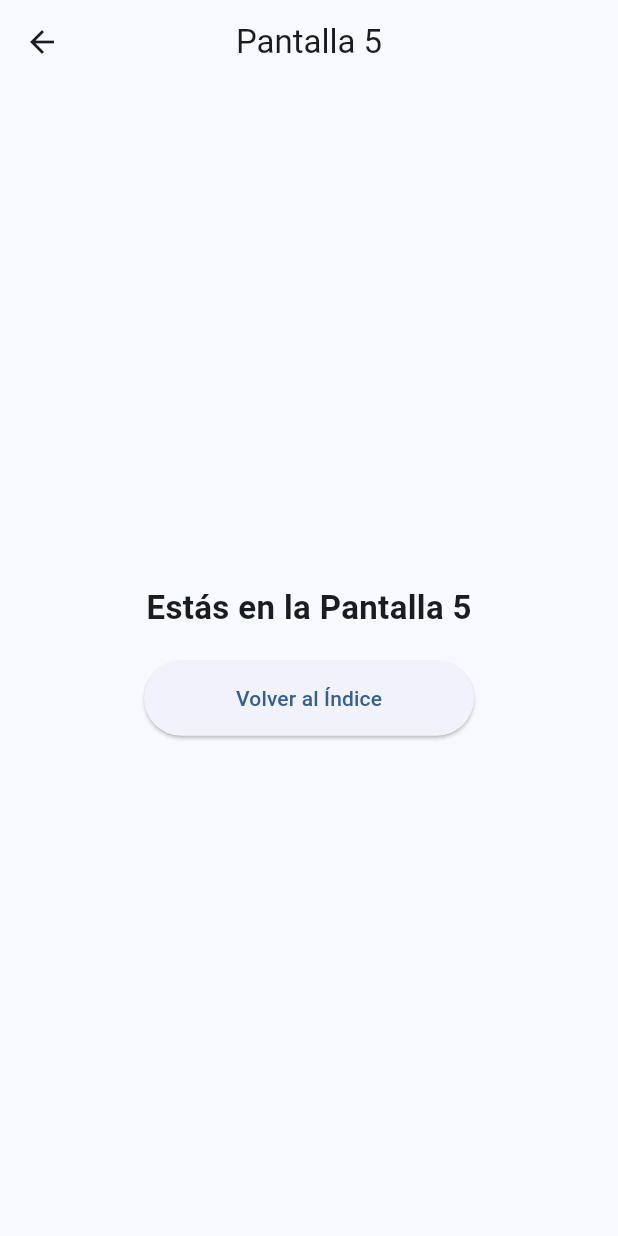
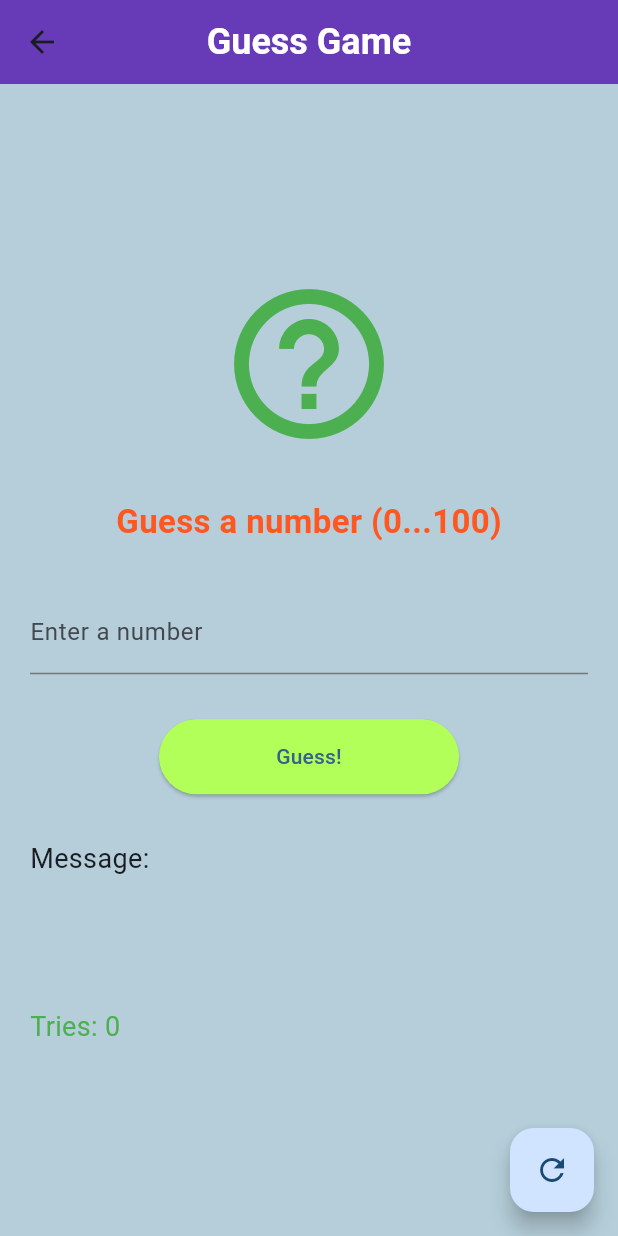
Before and after one commit to Santcar05/Repositorio_git_semillero, a Flutter app: the screen it shows after launch, after a tap on "Ir a Pantalla 5", on a phone screen of 412 x 824 dp. Run offline on Flutter 3.47's test engine with Material 3 defaults, Android fonts, the phone set to English and light mode, and no system bars.

Commit message:
Agregando el widget de la pantalla 5 y su funcionalidad

```diff
--- a/lib/presentation/screens/screen_5.dart
+++ b/lib/presentation/screens/screen_5.dart
@@ -1,3 +1,4 @@
+import 'dart:math';
 import 'package:flutter/material.dart';
 import '../widget/main_button.dart';
 import 'home_screen.dart';
@@ -7,26 +8,142 @@ class Screen5 extends StatelessWidget {
 
   @override
   Widget build(BuildContext context) {
+    return GuessGamePage();
+  }
+}
+
+class GuessGamePage extends StatefulWidget {
+  const GuessGamePage({super.key});
+
+  @override
+  _GuessGamePageState createState() => _GuessGamePageState();
+}
+
+class _GuessGamePageState extends State<GuessGamePage> {
+  int secretNum = Random().nextInt(101);
+  int tries = 0;
+  String message = "";
+  TextEditingController controller = TextEditingController();
+
+  void checkGuess() {
+    int? guess = int.tryParse(controller.text);
+    bool found = false;
+    if (guess == null) {
+      setState(() {
+        message = "Please enter a valid number";
+      });
+      return;
+    }
+    setState(() {
+      tries++;
+
+      if (guess < secretNum) {
+        message = "Higher!";
+      } else if (guess > secretNum) {
+        message = "Lower!";
+      } else {
+        message = "That's the number";
+        found = true;
+      }
+    });
+
+    controller.clear();
+  }
+
+  void resetGame() {
+    setState(() {
+      secretNum = Random().nextInt(101);
+      tries = 0;
+      message = "";
+      controller.clear();
+    });
+  }
+
+  @override
+  Widget build(BuildContext context) {
     return Scaffold(
-      appBar: AppBar(title: const Text("Pantalla 5"), centerTitle: true),
-      body: Center(
+      backgroundColor: const Color.fromARGB(255, 181, 206, 217),
+      appBar: AppBar(
+        title: Text("Guess Game"),
+        centerTitle: true,
+        titleTextStyle: TextStyle(
+          fontSize: 24,
+          fontWeight: FontWeight.bold,
+          color: Colors.white,
+        ),
+        backgroundColor: Colors.deepPurple,
+      ),
+      floatingActionButton: FloatingActionButton(
+        onPressed: resetGame,
+        child: Icon(Icons.refresh),
+      ),
+      body: Padding(
+        padding: const EdgeInsets.all(20),
         child: Column(
+
+          spacing: 30,
           mainAxisAlignment: MainAxisAlignment.center,
           children: [
-            const Text(
-              "Estás en la Pantalla 5",
-              style: TextStyle(fontSize: 22, fontWeight: FontWeight.bold),
+            Icon(
+              Icons.help_outline,
+              size: 120,
+              color: Colors.green,
             ),
-            const SizedBox(height: 20),
-            MainButton(
-              text: "Volver al Índice",
-              onPressed: () {
-                Navigator.pushAndRemoveUntil(
-                  context,
-                  MaterialPageRoute(builder: (context) => const HomeScreen()),
-                  (route) => false,
-                );
-              },
+            Text(
+              "Guess a number (0...100)",
+              style: TextStyle(
+                fontSize: 22,
+                fontWeight: FontWeight.bold,
+                color: Colors.deepOrange,
+              ),
+            ),
+
+            TextField(
+              controller: controller,
+              enabled: message != "That's the number",
+              keyboardType: TextInputType.number,
+              decoration: InputDecoration(
+                labelText: "Enter a number",
+                border: UnderlineInputBorder(),
+              ),
+            ),
+
+            ElevatedButton(
+              onPressed: checkGuess,
+              style: ElevatedButton.styleFrom(
+                minimumSize: Size(200, 50),
+                backgroundColor: Colors.lightGreenAccent,
+              ),
+              child: Text("Guess!"),
+            ),
+            Align(
+              alignment: Alignment.centerLeft,
+              child: Text(
+                "Message:",
+                style: TextStyle(fontSize: 18),
+              ),
+            ),
+            Align(
+              alignment: Alignment.centerLeft,
+              child: Text(
+                message,
+                style: TextStyle(
+                  fontSize: 18,
+                  color: message == "That's the number"
+                      ? Colors.green
+                      : Colors.black,
+                ),
+              ),
+            ),
+            Align(
+              alignment: Alignment.centerLeft,
+              child: Text(
+                "Tries: $tries",
+                style: TextStyle(
+                  fontSize: 18,
+                  color: Colors.green,
+                ),
+              ),
             ),
           ],
         ),
```
